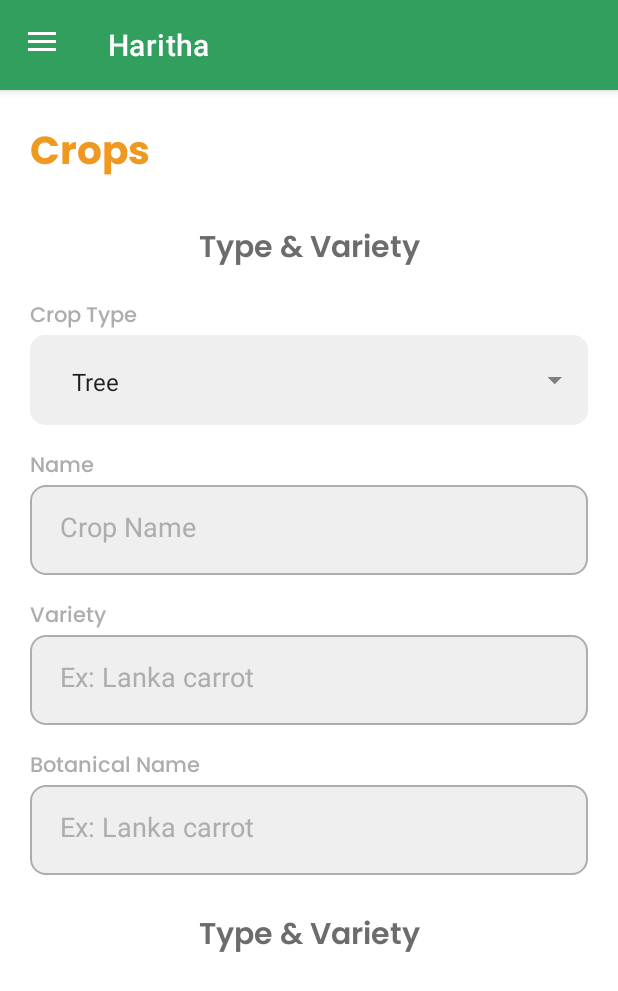
After one commit to dulakshirb/haritha, an Android app: the fragment CropsAddFragment placed in its activity, on a phone screen of 412 x 824 dp. The commit adds this screen. Shown: the top 991 px of the screen. Run offline under Robolectric (Android 15) with nearby library versions, the phone set to English and light mode, and no system bars.

Commit message:
Add crop button fragment

```diff
--- /dev/null
+++ b/HarithaFarmer/app/src/main/java/com/haritha/haritha_farmer/CropsAddFragment.java
@@ -0,0 +1,21 @@
+package com.haritha.haritha_farmer;
+
+import android.os.Bundle;
+
+import androidx.annotation.NonNull;
+import androidx.annotation.Nullable;
+import androidx.fragment.app.Fragment;
+
+import android.view.LayoutInflater;
+import android.view.View;
+import android.view.ViewGroup;
+
+public class CropsAddFragment extends Fragment {
+
+    @Nullable
+    @Override
+    public View onCreateView(@NonNull LayoutInflater inflater, @Nullable ViewGroup container, @Nullable Bundle savedInstanceState) {
+        View view = inflater.inflate(R.layout.fragment_crops_add, container, false);
+        return view;
+    }
+}
--- a/HarithaFarmer/app/src/main/java/com/haritha/haritha_farmer/CropsFragment.java
+++ b/HarithaFarmer/app/src/main/java/com/haritha/haritha_farmer/CropsFragment.java
@@ -2,63 +2,34 @@ package com.haritha.haritha_farmer;
 
 import android.os.Bundle;
 
+import androidx.annotation.NonNull;
+import androidx.annotation.Nullable;
+import androidx.appcompat.app.AppCompatActivity;
+import androidx.core.view.GravityCompat;
 import androidx.fragment.app.Fragment;
+import androidx.fragment.app.FragmentManager;
+import androidx.fragment.app.FragmentTransaction;
 
 import android.view.LayoutInflater;
 import android.view.View;
 import android.view.ViewGroup;
+import android.widget.Button;
 
-/**
- * A simple {@link Fragment} subclass.
- * Use the {@link CropsFragment#newInstance} factory method to
- * create an instance of this fragment.
- */
 public class CropsFragment extends Fragment {
 
-    // TODO: Rename parameter arguments, choose names that match
-    // the fragment initialization parameters, e.g. ARG_ITEM_NUMBER
-    private static final String ARG_PARAM1 = "param1";
-    private static final String ARG_PARAM2 = "param2";
-
-    // TODO: Rename and change types of parameters
-    private String mParam1;
-    private String mParam2;
-
-    public CropsFragment() {
-        // Required empty public constructor
-    }
-
-    /**
-     * Use this factory method to create a new instance of
-     * this fragment using the provided parameters.
-     *
-     * @param param1 Parameter 1.
-     * @param param2 Parameter 2.
-     * @return A new instance of fragment CropsFragment.
-     */
-    // TODO: Rename and change types and number of parameters
-    public static CropsFragment newInstance(String param1, String param2) {
-        CropsFragment fragment = new CropsFragment();
-        Bundle args = new Bundle();
-        args.putString(ARG_PARAM1, param1);
-        args.putString(ARG_PARAM2, param2);
-        fragment.setArguments(args);
-        return fragment;
-    }
-
+    @Nullable
     @Override
-    public void onCreate(Bundle savedInstanceState) {
-        super.onCreate(savedInstanceState);
-        if (getArguments() != null) {
-            mParam1 = getArguments().getString(ARG_PARAM1);
-            mParam2 = getArguments().getString(ARG_PARAM2);
-        }
-    }
-
-    @Override
-    public View onCreateView(LayoutInflater inflater, ViewGroup container,
-                             Bundle savedInstanceState) {
-        // Inflate the layout for this fragment
-        return inflater.inflate(R.layout.fragment_crops, container, false);
+    public View onCreateView(@NonNull LayoutInflater inflater, @Nullable ViewGroup container, @Nullable Bundle savedInstanceState) {
+        View view = inflater.inflate(R.layout.fragment_crops, container, false);
+        Button btnAddCrop = (Button)view.findViewById(R.id.btn_add_crop);
+        btnAddCrop.setOnClickListener(new View.OnClickListener() {
+            @Override
+            public void onClick(View view) {
+                AppCompatActivity activity = (AppCompatActivity) view.getContext();
+                Fragment cropsAddFragment = new CropsAddFragment();
+                activity.getSupportFragmentManager().beginTransaction().replace(R.id.frame, cropsAddFragment).addToBackStack(null).commit();
+            }
+        });
+        return view;
     }
 }
--- a/HarithaFarmer/app/src/main/java/com/haritha/haritha_farmer/MainActivity.java
+++ b/HarithaFarmer/app/src/main/java/com/haritha/haritha_farmer/MainActivity.java
@@ -81,5 +81,4 @@ public class MainActivity extends AppCompatActivity {
         drawerLayout.closeDrawer(GravityCompat.START);
         fragmentTransaction.addToBackStack(null);
     }
-
 }
--- a/HarithaFarmer/app/src/main/res/layout/app_bar_main.xml
+++ b/HarithaFarmer/app/src/main/res/layout/app_bar_main.xml
@@ -1,9 +1,9 @@
 <?xml version="1.0" encoding="utf-8"?>
 <androidx.coordinatorlayout.widget.CoordinatorLayout xmlns:android="http://schemas.android.com/apk/res/android"
     xmlns:app="http://schemas.android.com/apk/res-auto"
-    android:orientation="vertical"
     android:layout_width="match_parent"
-    android:layout_height="match_parent">
+    android:layout_height="match_parent"
+    android:orientation="vertical">
 
     <com.google.android.material.appbar.AppBarLayout
         android:layout_width="match_parent"
@@ -16,10 +16,9 @@
             android:id="@+id/toolBar"
             android:layout_width="match_parent"
             android:layout_height="60dp"
+            app:layout_scrollFlags="scroll|enterAlways"
             app:popupTheme="@style/AppTheme.popUpOverlay"
-            app:layout_scrollFlags="scroll|enterAlways"
-            app:title="Haritha">
-        </androidx.appcompat.widget.Toolbar>
+            app:title="Haritha"></androidx.appcompat.widget.Toolbar>
 
     </com.google.android.material.appbar.AppBarLayout>
 
--- /dev/null
+++ b/HarithaFarmer/app/src/main/res/layout/fragment_crops_add.xml
@@ -0,0 +1,151 @@
+<?xml version="1.0" encoding="utf-8"?>
+<FrameLayout xmlns:android="http://schemas.android.com/apk/res/android"
+    xmlns:app="http://schemas.android.com/apk/res-auto"
+    xmlns:tools="http://schemas.android.com/tools"
+    android:layout_width="match_parent"
+    android:layout_height="match_parent"
+    android:background="@color/white"
+    android:padding="20dp"
+    tools:context=".CropsAddFragment">
+
+    <androidx.constraintlayout.widget.ConstraintLayout
+        android:layout_width="match_parent"
+        android:layout_height="match_parent">
+
+        <TextView
+            android:id="@+id/txt_heading_crops"
+            android:layout_width="wrap_content"
+            android:layout_height="wrap_content"
+            android:fontFamily="@font/poppins_bold"
+            android:text="Crops"
+            android:textColor="@color/h_orange"
+            android:textSize="26sp"
+            app:layout_constraintStart_toStartOf="parent"
+            app:layout_constraintTop_toTopOf="parent" />
+
+        <TextView
+            android:id="@+id/txt_heading_typeVariety"
+            android:layout_width="wrap_content"
+            android:layout_height="wrap_content"
+            android:layout_marginTop="24dp"
+            android:fontFamily="@font/poppins_semibold"
+            android:text="Type &amp; Variety"
+            android:textColor="@color/h_gray"
+            android:textSize="20sp"
+            app:layout_constraintEnd_toEndOf="parent"
+            app:layout_constraintStart_toStartOf="parent"
+            app:layout_constraintTop_toBottomOf="@+id/txt_heading_crops" />
+
+        <TextView
+            android:id="@+id/txt_heading_cropType"
+            android:layout_width="wrap_content"
+            android:layout_height="wrap_content"
+            android:layout_marginTop="16dp"
+            android:fontFamily="@font/poppins_medium"
+            android:text="Crop Type"
+            android:textColor="@color/h_light_gray"
+            android:textSize="14sp"
+            app:layout_constraintStart_toStartOf="parent"
+            app:layout_constraintTop_toBottomOf="@+id/txt_heading_typeVariety" />
+
+        <Spinner
+            android:id="@+id/spinner_cropType"
+            android:layout_width="match_parent"
+            android:layout_height="60dp"
+            android:padding="20dp"
+            app:layout_constraintStart_toStartOf="parent"
+            app:layout_constraintTop_toBottomOf="@id/txt_heading_cropType"
+            android:background="@drawable/spinner_grey"
+            android:entries="@array/crop_type"/>
+
+        <TextView
+            android:id="@+id/txt_heading_cropName"
+            android:layout_width="wrap_content"
+            android:layout_height="wrap_content"
+            android:layout_marginTop="16dp"
+            android:fontFamily="@font/poppins_medium"
+            android:text="Name"
+            android:textColor="@color/h_light_gray"
+            android:textSize="14sp"
+            app:layout_constraintStart_toStartOf="parent"
+            app:layout_constraintTop_toBottomOf="@+id/spinner_cropType" />
+
+        <EditText
+            android:id="@+id/txt_cropName"
+            android:layout_width="match_parent"
+            android:layout_height="60dp"
+            android:padding="20dp"
+            android:inputType="text"
+            android:background="@drawable/edittext_grey"
+            android:textColor="@color/black"
+            android:hint="Crop Name"
+            android:textColorHint="@color/h_light_gray"
+            app:layout_constraintStart_toStartOf="parent"
+            app:layout_constraintTop_toBottomOf="@+id/txt_heading_cropName" />
+
+        <TextView
+            android:id="@+id/txt_heading_variety"
+            android:layout_width="wrap_content"
+            android:layout_height="wrap_content"
+            android:layout_marginTop="16dp"
+            android:fontFamily="@font/poppins_medium"
+            android:text="Variety"
+            android:textColor="@color/h_light_gray"
+            android:textSize="14sp"
+            app:layout_constraintStart_toStartOf="parent"
+            app:layout_constraintTop_toBottomOf="@+id/txt_cropName" />
+
+        <EditText
+            android:id="@+id/txt_variety"
+            android:layout_width="match_parent"
+            android:layout_height="60dp"
+            android:padding="20dp"
+            android:inputType="text"
+            android:background="@drawable/edittext_grey"
+            android:textColor="@color/black"
+            android:hint="Ex: Lanka carrot"
+            android:textColorHint="@color/h_light_gray"
+            app:layout_constraintStart_toStartOf="parent"
+            app:layout_constraintTop_toBottomOf="@+id/txt_heading_variety" />
+
+        <TextView
+            android:id="@+id/txt_heading_botanicalName"
+            android:layout_width="wrap_content"
+            android:layout_height="wrap_content"
+            android:layout_marginTop="16dp"
+            android:fontFamily="@font/poppins_medium"
+            android:text="Botanical Name"
+            android:textColor="@color/h_light_gray"
+            android:textSize="14sp"
+            app:layout_constraintStart_toStartOf="parent"
+            app:layout_constraintTop_toBottomOf="@+id/txt_variety" />
+
+        <EditText
+            android:id="@+id/txt_botanicalName"
+            android:layout_width="match_parent"
+            android:layout_height="60dp"
+            android:padding="20dp"
+            android:inputType="text"
+            android:background="@drawable/edittext_grey"
+            android:textColor="@color/black"
+            android:hint="Ex: Lanka carrot"
+            android:textColorHint="@color/h_light_gray"
+            app:layout_constraintStart_toStartOf="parent"
+            app:layout_constraintTop_toBottomOf="@+id/txt_heading_botanicalName" />
+
+        <TextView
+            android:id="@+id/txt_heading_plantingDetails"
+            android:layout_width="wrap_content"
+            android:layout_height="wrap_content"
+            android:layout_marginTop="24dp"
+            android:fontFamily="@font/poppins_semibold"
+            android:text="Type &amp; Variety"
+            android:textColor="@color/h_gray"
+            android:textSize="20sp"
+            app:layout_constraintEnd_toEndOf="parent"
+            app:layout_constraintStart_toStartOf="parent"
+            app:layout_constraintTop_toBottomOf="@+id/txt_botanicalName" />
+
+    </androidx.constraintlayout.widget.ConstraintLayout>
+
+</FrameLayout>
--- a/HarithaFarmer/app/src/main/res/values/strings.xml
+++ b/HarithaFarmer/app/src/main/res/values/strings.xml
@@ -5,4 +5,14 @@
     <string name="close">Close</string>
     <!-- TODO: Remove or change this placeholder text -->
     <string name="hello_blank_fragment">Hello blank fragment</string>
+
+    <!-- Spinners-->
+    <array name="crop_type">
+        <item>Tree</item>
+        <item>Herbs</item>
+        <item>Grain</item>
+        <item>Flower</item>
+        <item>Fruit</item>
+        <item>Vegetable</item>
+    </array>
 </resources>
```
Also changed, not shown: 1 other file.
